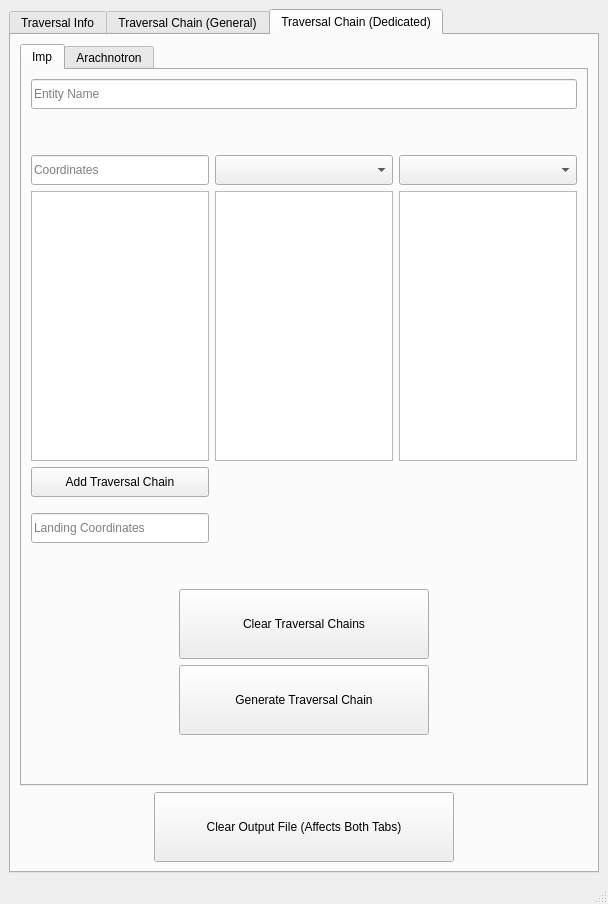
The window that mainwindow.ui (elizabethany/TraversalMaykr-Cpp-GUI) describes before a commit, drawn with Qt 5.
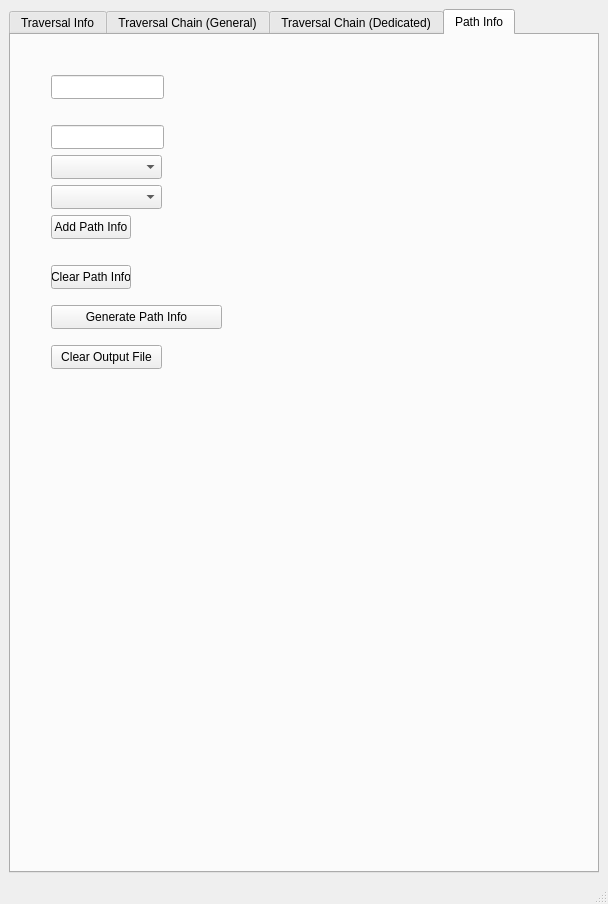
The same window after the commit. The open tabs and pages were chosen to show the change. Icons and pictures are not drawn.

Commit message: added input verification for dedicated traversal chain tabs more tooltips wip idInfoPath gui and generate function renamed output files and put them in dedicated folder

What changed in the file:
```diff
--- a/mainwindow.ui
+++ b/mainwindow.ui
@@ -1294,7 +1294,7 @@
                    </size>
                   </property>
                   <property name="text">
-                   <string>Clear Traversal Chains</string>
+                   <string>Clear Coordinates and Animations</string>
                   </property>
                  </widget>
                 </item>
@@ -1314,25 +1314,6 @@
                   </property>
                  </spacer>
                 </item>
-                <item row="4" column="0">
-                 <widget class="QPushButton" name="pushButton_addChain_Imp">
-                  <property name="sizePolicy">
-                   <sizepolicy hsizetype="Minimum" vsizetype="Preferred">
-                    <horstretch>0</horstretch>
-                    <verstretch>0</verstretch>
-                   </sizepolicy>
-                  </property>
-                  <property name="minimumSize">
-                   <size>
-                    <width>0</width>
-                    <height>30</height>
-                   </size>
-                  </property>
-                  <property name="text">
-                   <string>Add Traversal Chain</string>
-                  </property>
-                 </widget>
-                </item>
                 <item row="2" column="2">
                  <widget class="QComboBox" name="comboBox_idleAnimsImp">
                   <property name="sizePolicy">
@@ -1403,25 +1384,6 @@
                 <item row="3" column="1">
                  <widget class="QListWidget" name="listWidget_hangLinkImp"/>
                 </item>
-                <item row="8" column="0">
-                 <widget class="QLineEdit" name="inputCoordsLandImp">
-                  <property name="sizePolicy">
-                   <sizepolicy hsizetype="Expanding" vsizetype="Preferred">
-                    <horstretch>0</horstretch>
-                    <verstretch>0</verstretch>
-                   </sizepolicy>
-                  </property>
-                  <property name="minimumSize">
-                   <size>
-                    <width>0</width>
-                    <height>30</height>
-                   </size>
-                  </property>
-                  <property name="placeholderText">
-                   <string>Landing Coordinates</string>
-                  </property>
-                 </widget>
-                </item>
                 <item row="11" column="0" colspan="3" alignment="Qt::AlignHCenter">
                  <widget class="QPushButton" name="pushButtonToMakeHangImp">
                   <property name="sizePolicy">
@@ -1495,6 +1457,51 @@
                   </property>
                  </spacer>
                 </item>
+                <item row="4" column="0" colspan="3">
+                 <widget class="QPushButton" name="pushButton_addChain_Imp">
+                  <property name="sizePolicy">
+                   <sizepolicy hsizetype="Minimum" vsizetype="Preferred">
+                    <horstretch>0</horstretch>
+                    <verstretch>0</verstretch>
+                   </sizepolicy>
+                  </property>
+                  <property name="minimumSize">
+                   <size>
+                    <width>0</width>
+                    <height>30</height>
+                   </size>
+                  </property>
+                  <property name="toolTip">
+                   <string>Click this once you have entered coordinates and picked the animations.
+This is disabled if you haven't done so.</string>
+                  </property>
+                  <property name="text">
+                   <string>Add Traversal Chain</string>
+                  </property>
+                 </widget>
+                </item>
+                <item row="8" column="0" colspan="3">
+                 <widget class="QLineEdit" name="inputCoordsLandImp">
+                  <property name="sizePolicy">
+                   <sizepolicy hsizetype="Expanding" vsizetype="Preferred">
+                    <horstretch>0</horstretch>
+                    <verstretch>0</verstretch>
+                   </sizepolicy>
+                  </property>
+                  <property name="minimumSize">
+                   <size>
+                    <width>0</width>
+                    <height>30</height>
+                   </size>
+                  </property>
+                  <property name="toolTip">
+                   <string>Coordinates for the last point in the traversal chain</string>
+                  </property>
+                  <property name="placeholderText">
+                   <string>Landing Coordinates</string>
+                  </property>
+                 </widget>
+                </item>
                </layout>
               </item>
               <item>
@@ -1789,6 +1796,103 @@
         </item>
        </layout>
       </widget>
+      <widget class="QWidget" name="tab_InfoPath">
+       <attribute name="title">
+        <string>Path Info</string>
+       </attribute>
+       <widget class="QLineEdit" name="lineEdit_InfoPath_EntityName">
+        <property name="geometry">
+         <rect>
+          <x>40</x>
+          <y>40</y>
+          <width>113</width>
+          <height>24</height>
+         </rect>
+        </property>
+       </widget>
+       <widget class="QLineEdit" name="lineEdit_InfoPath_Coords">
+        <property name="geometry">
+         <rect>
+          <x>40</x>
+          <y>90</y>
+          <width>113</width>
+          <height>24</height>
+         </rect>
+        </property>
+       </widget>
+       <widget class="QComboBox" name="comboBox_InfoPath_WalkState">
+        <property name="geometry">
+         <rect>
+          <x>40</x>
+          <y>120</y>
+          <width>111</width>
+          <height>24</height>
+         </rect>
+        </property>
+       </widget>
+       <widget class="QPushButton" name="pushButton_Add_InfoPath">
+        <property name="geometry">
+         <rect>
+          <x>40</x>
+          <y>180</y>
+          <width>80</width>
+          <height>24</height>
+         </rect>
+        </property>
+        <property name="text">
+         <string>Add Path Info</string>
+        </property>
+       </widget>
+       <widget class="QPushButton" name="pushButton_Generate_InfoPath">
+        <property name="geometry">
+         <rect>
+          <x>40</x>
+          <y>270</y>
+          <width>171</width>
+          <height>24</height>
+         </rect>
+        </property>
+        <property name="text">
+         <string>Generate Path Info</string>
+        </property>
+       </widget>
+       <widget class="QComboBox" name="comboBox_InfoPath_NavSize">
+        <property name="geometry">
+         <rect>
+          <x>40</x>
+          <y>150</y>
+          <width>111</width>
+          <height>24</height>
+         </rect>
+        </property>
+       </widget>
+       <widget class="QPushButton" name="pushButton_Clear_InfoPath">
+        <property name="geometry">
+         <rect>
+          <x>40</x>
+          <y>230</y>
+          <width>80</width>
+          <height>24</height>
+         </rect>
+        </property>
+        <property name="text">
+         <string>Clear Path Info</string>
+        </property>
+       </widget>
+       <widget class="QPushButton" name="pushButton_ClearOutput_InfoPath">
+        <property name="geometry">
+         <rect>
+          <x>40</x>
+          <y>310</y>
+          <width>111</width>
+          <height>24</height>
+         </rect>
+        </property>
+        <property name="text">
+         <string>Clear Output File</string>
+        </property>
+       </widget>
+      </widget>
      </widget>
     </item>
    </layout>
```
Left out of the diff: 101 changed lines with no effect on the pictures. The commit also changes 8 other files.
